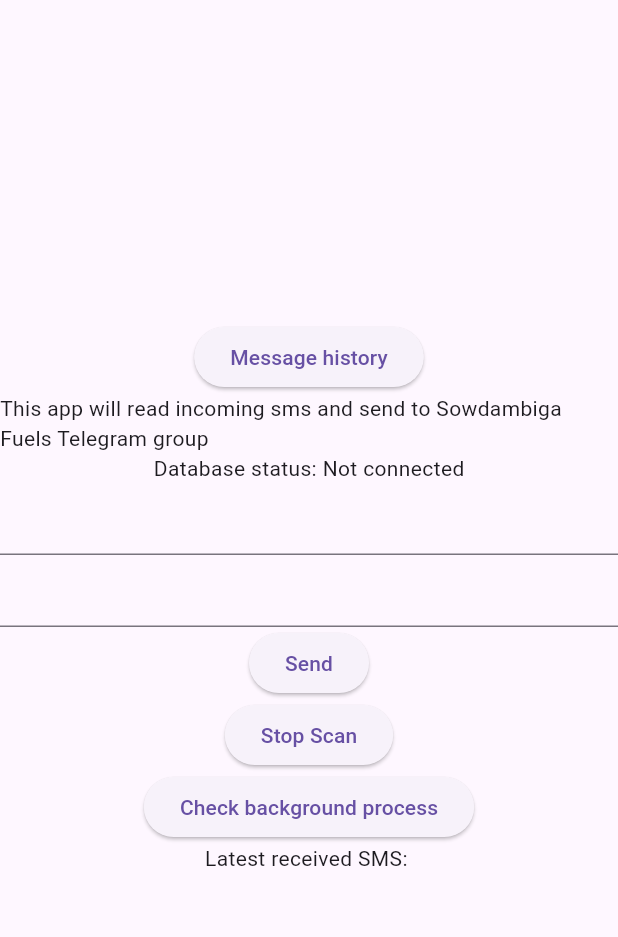
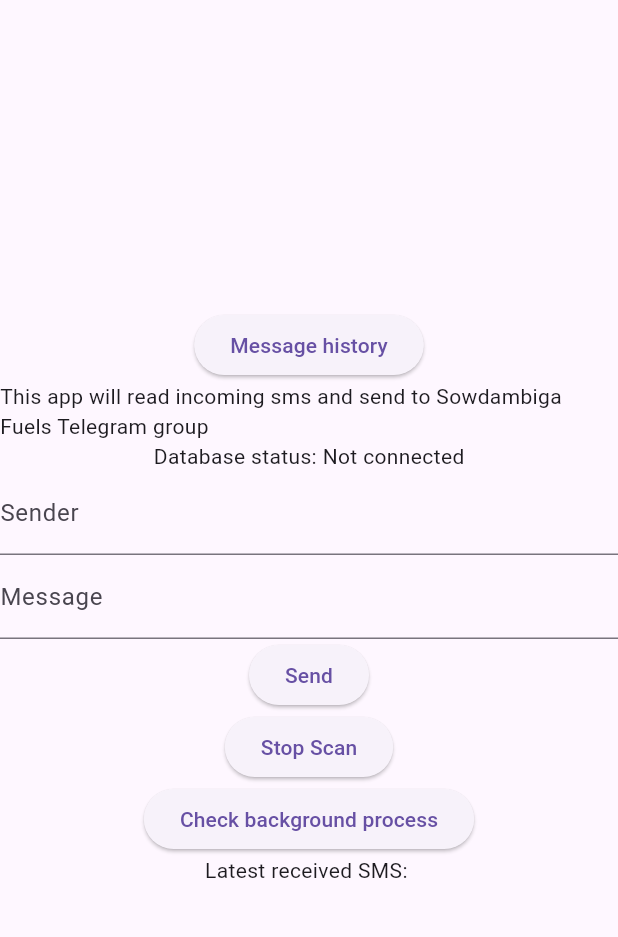
Before and after one commit to nishanthoblirajan/fuels_sms, a Flutter app: the screen it shows after launch, after a tap on "Send", on a phone screen of 412 x 824 dp, the part 63-1000 px from its top. Run offline on Flutter 3.47's test engine with Material 3 defaults, Android fonts, the phone set to English and light mode, and no system bars; our stand-ins replace fluttertoast, get, parse_server_sdk; missing offline and left inert: dart_telegram_bot, encrypt, flutter_background, mailer, telephony; network calls fail.

Commit message:
Added SBI deposit SMS check

```diff
--- a/lib/ApplicationConstants.dart
+++ b/lib/ApplicationConstants.dart
@@ -14,7 +14,7 @@ class ApplicationConstants {
 //  static const String keyParseServerUrl = "http://134.209.150.23:1337/parse";
 //  static const String keyParseServerUrl = "https://sowdambigajewellers.com/parse-server/parse";
 //  static const String keyParseServerUrl = "https://zaptrdev.com/parse-server/parse";
-  static const String version = 'v1.0.7';
+  static const String version = 'v1.0.8';
   static const String passcode = '1221';
 
   //getting the gramRate from the JewelleryOp class from the parse server on gram rate updates
--- a/lib/main.dart
+++ b/lib/main.dart
@@ -51,7 +51,10 @@ sendTelegram(String? message, String? sender) {
           message!.contains('CREDITED')) ||
       (sender!.contains('BPCLIN') && message!.contains('Received')) ||
       (sender!.contains('BPCLIN') && message!.contains('password')) ||
-      (sender!.contains('STERNA') || sender!.contains('ALSRAM'))) {
+      (sender!.contains('STERNA') || sender!.contains('ALSRAM')) ||
+      (sender!.contains('CBSSBI') &&
+          message!.contains('6629') &&
+          message!.contains('Credited'))) {
     Bot(
       token: ApplicationConstants.botToken,
       onReady: (bot) async {
@@ -59,6 +62,9 @@ sendTelegram(String? message, String? sender) {
           preciseMessage =
               message!.split('.')[0] + '.' + message!.split('.')[1];
         } else if (sender!.contains('CANBNK')) {
+          preciseMessage =
+              message!.split('.')[0] + '.' + message!.split('.')[1];
+        } else if (sender!.contains('CBSSBI')) {
           preciseMessage =
               message!.split('.')[0] + '.' + message!.split('.')[1];
         } else {
@@ -210,6 +216,7 @@ class _MyHomePageState extends State<MyHomePage> {
     print('Background initialization: ${success.toString()}');
     if (success) {
       FlutterBackground.enableBackgroundExecution();
+      Fluttertoast.showToast(msg: 'App will run in background');
     }
 
     if (!mounted) return;
@@ -241,10 +248,11 @@ class _MyHomePageState extends State<MyHomePage> {
             ),
             Text('Database status: ' + databaseStatus),
             TextField(
-              controller: senderController,
-            ),
+                controller: senderController,
+                decoration: InputDecoration(label: Text('Sender'))),
             TextField(
               controller: messageController,
+              decoration: InputDecoration(label: Text('Message')),
             ),
             ElevatedButton(
                 onPressed: () {
```
